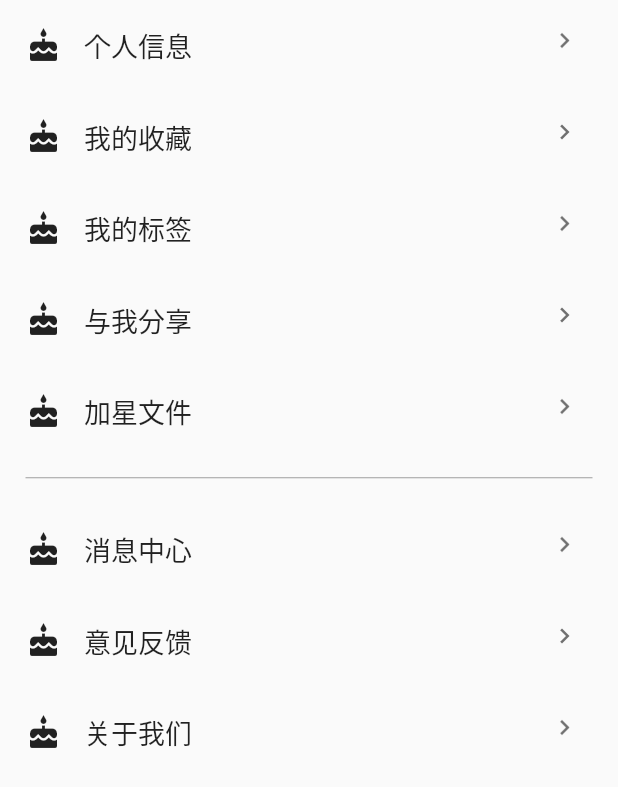
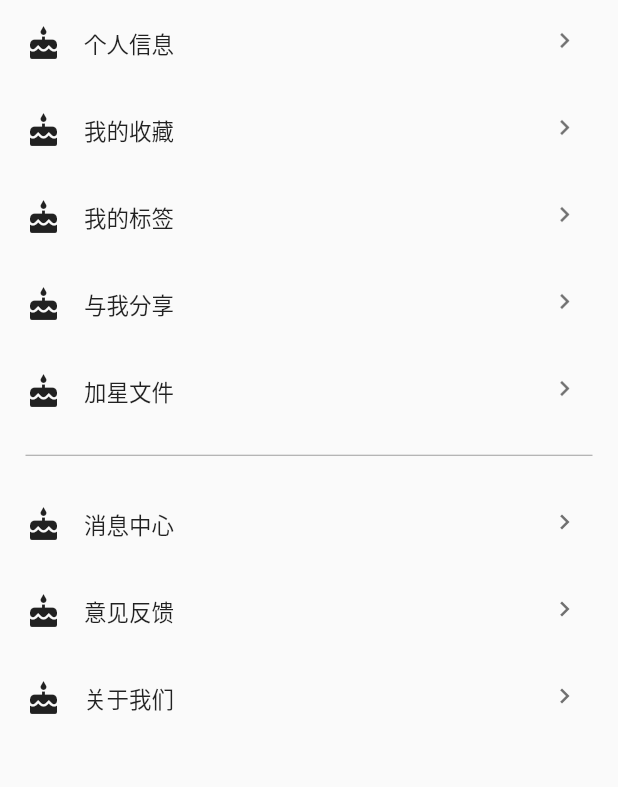
Before and after one commit to hatjs880328s/IICoprationCrossPlt, a Flutter app: the PersoncenterCenterList widget shown alone on an empty page, opened directly, on a phone screen of 412 x 824 dp. Shown: the top 787 px of the screen. Run offline on Flutter 3.47's test engine with Material 2 defaults, Android fonts, the phone set to English and light mode, and no system bars; our stand-ins replace convert, dio, flutter_spinkit, fluttertoast, matcher and 2 more; missing offline and left inert: aspectd, dart:ffi, mailer2, quill_delta, sharesdk_plugin, zefyr; accounts and stored records are empty; generated files the repository leaves out were written again; network calls fail.

Commit message:
版本:
更新内容：

Author: Noah_shan

```diff
--- a/rebuild_flutter/lib/USL/PersonCenter/personcentercenterlist.dart
+++ b/rebuild_flutter/lib/USL/PersonCenter/personcentercenterlist.dart
@@ -30,7 +30,7 @@ class PersoncenterCenterList extends StatelessWidget {
                         children: <Widget>[
                           Icon(Icons.cake),
                           SizedBox(width: 15),
-                          Text(eachitem, style: TextStyle(fontSize: 18)),
+                          Text(eachitem, style: TextStyle(fontSize: 15)),
                         ],
                       ),
                       SizedBox(height: 30),
@@ -63,7 +63,7 @@ class PersoncenterCenterList extends StatelessWidget {
                   children: <Widget>[
                     Icon(Icons.cake),
                     SizedBox(width: 15),
-                    Text(eachitem, style: TextStyle(fontSize: 18)),
+                    Text(eachitem, style: TextStyle(fontSize: 15)),
                   ],
                 ),
               ),
@@ -91,7 +91,7 @@ class PersoncenterCenterList extends StatelessWidget {
                   children: <Widget>[
                     Icon(Icons.cake),
                     SizedBox(width: 15),
-                    Text(eachitem, style: TextStyle(fontSize: 18)),
+                    Text(eachitem, style: TextStyle(fontSize: 15)),
                   ],
                 ),
               ),
--- a/rebuild_flutter/pubspec.yaml
+++ b/rebuild_flutter/pubspec.yaml
@@ -40,6 +40,7 @@ flutter:
     - images/login_weibo.png
     - images/login_qq.png
     - images/personcenter_arrow_right.png
+    - images/personcenter_setting.png
 
     - images/main_tab_bookstore.png
     - images/2.0x/main_tab_bookstore.png
```
Also changed, not shown: rebuild_flutter/lib/BLL/gitbll/gituserprogressbll.dart (added, +60 -0 lines), rebuild_flutter/lib/USL/Login/loginpage.dart (+6 -1 lines), rebuild_flutter/lib/USL/PersonCenter/personcenterheader.dart (+12 -4 lines), rebuild_flutter/images/personcenter_setting.png (added).
